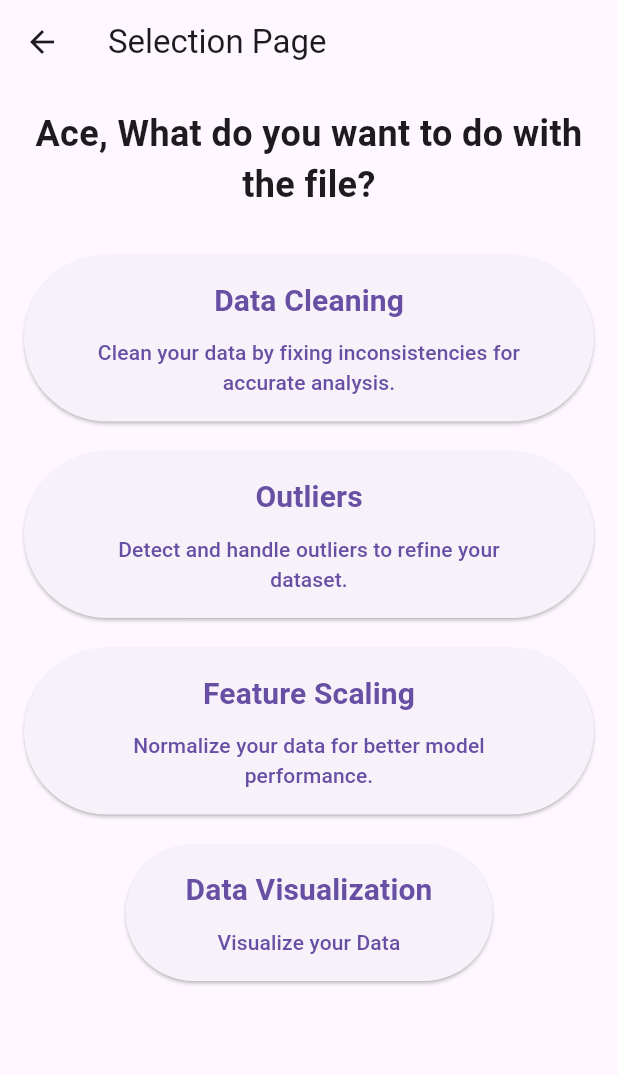
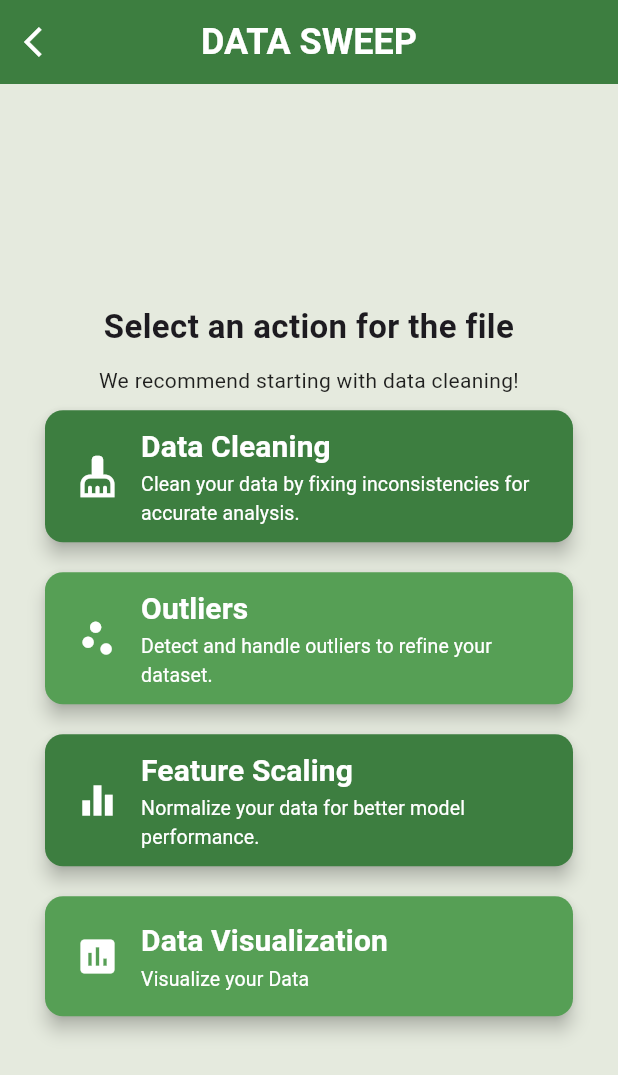
Before and after one commit to AcePenaflorida/Data-Sweep, a Flutter app: the SelectionPages screen opened directly with empty values, on a phone screen of 412 x 824 dp. Shown: the top 1075 px of the screen. Run offline on Flutter 3.47's test engine with Material 3 defaults, Android fonts, the phone set to English and light mode, and no system bars; our stand-ins replace csv, file_picker, permission_handler; network calls fail.

Commit message:
change delete column added selection page design

```diff
--- a/data_sweep/lib/issues_page.dart
+++ b/data_sweep/lib/issues_page.dart
@@ -491,7 +491,7 @@ class _IssuesPageState extends State<IssuesPage> {
                   },
                   child: Column(
                     children: [
-                      Icon(Icons.filter_list),
+                      Icon(Icons.scatter_plot),
                       Text(
                         "Outliers",
                         style: TextStyle(fontSize: 10.0),
--- a/data_sweep/lib/selection_page.dart
+++ b/data_sweep/lib/selection_page.dart
@@ -23,24 +23,62 @@ class SelectionPages extends StatelessWidget {
   Widget build(BuildContext context) {
     return Scaffold(
       appBar: AppBar(
-        title: Text("Selection Page"),
+        title: const Text(
+          "DATA SWEEP",
+          style: TextStyle(
+            fontFamily: 'Roboto',
+            fontWeight: FontWeight.bold,
+            fontSize: 24,
+            color: Colors.white,
           ),
-      body: Padding(
-        padding: const EdgeInsets.all(16.0),
+        ),
+        centerTitle: true,
+        backgroundColor: const Color.fromARGB(255, 61, 126, 64),
+        elevation: 0,
+        leading: IconButton(
+          icon: const Icon(Icons.arrow_back_ios, size: 24, color: Colors.white),
+          onPressed: () {
+            Navigator.pop(context);
+          },
+        ),
+      ),
+      body: Container(
+        color: const Color.fromARGB(255, 229, 234, 222),
+        child: Center(
+          // This centers the entire content
+          child: SingleChildScrollView(
+            padding: EdgeInsets.symmetric(horizontal: 30.0),
             child: Column(
-          crossAxisAlignment: CrossAxisAlignment.center,
+              mainAxisAlignment:
+                  MainAxisAlignment.center, // Center the content vertically
+              crossAxisAlignment:
+                  CrossAxisAlignment.center, // Center the content horizontally
               children: [
                 Text(
-              "Ace, What do you want to do with the file?",
+                  "Select an action for the file",
                   style: TextStyle(
                     fontWeight: FontWeight.bold,
-                fontSize: 24,
+                    fontSize: 22,
                   ),
                   textAlign: TextAlign.center,
                 ),
-            SizedBox(height: 30),
-            ElevatedButton(
-              onPressed: () {
+                SizedBox(height: 10),
+                Text(
+                  "We recommend starting with data cleaning!",
+                  textAlign: TextAlign.center,
+                  style: TextStyle(
+                    fontSize: 14,
+                    color: Colors.black87,
+                  ),
+                ),
+                SizedBox(height: 10),
+                _buildActionButton(
+                  context,
+                  "Data Cleaning",
+                  "Clean your data by fixing inconsistencies for accurate analysis.",
+                  Icons.cleaning_services,
+                  const Color.fromARGB(255, 61, 126, 64),
+                  () {
                     Navigator.push(
                       context,
                       MaterialPageRoute(
@@ -54,61 +92,35 @@ class SelectionPages extends StatelessWidget {
                       ),
                     );
                   },
-              child: Padding(
-                padding: const EdgeInsets.all(16.0),
-                child: Column(
-                  children: [
-                    Text(
-                      "Data Cleaning",
-                      style:
-                          TextStyle(fontSize: 20, fontWeight: FontWeight.bold),
-                    ),
-                    SizedBox(height: 10),
-                    Text(
-                      "Clean your data by fixing inconsistencies for accurate analysis.",
-                      textAlign: TextAlign.center,
-                    ),
-                  ],
-                ),
-              ),
                 ),
                 SizedBox(height: 20),
-            ElevatedButton(
-              onPressed: () {
+                _buildActionButton(
+                  context,
+                  "Outliers",
+                  "Detect and handle outliers to refine your dataset.",
+                  Icons.scatter_plot,
+                  const Color.fromARGB(255, 86, 159, 85),
+                  () {
                     Navigator.push(
                       context,
                       MaterialPageRoute(
                         builder: (context) => OutliersPage(
-                      // NOT SURE KUNG ANO NEED MO. **PERA :<** dejok HHHAHA
-                      //Gawa nalng u ng function sa outlierspage para madiregard ang hindi numerical
                           csvData: csvData,
                           columns: columns,
-                      classifications: classifications, //CATEGORIES PER COLUMN
+                          classifications: classifications,
                         ),
                       ),
                     );
                   },
-              child: Padding(
-                padding: const EdgeInsets.all(16.0),
-                child: Column(
-                  children: [
-                    Text(
-                      "Outliers",
-                      style:
-                          TextStyle(fontSize: 20, fontWeight: FontWeight.bold),
-                    ),
-                    SizedBox(height: 10),
-                    Text(
-                      "Detect and handle outliers to refine your dataset.",
-                      textAlign: TextAlign.center,
-                    ),
-                  ],
-                ),
-              ),
                 ),
                 SizedBox(height: 20),
-            ElevatedButton(
-              onPressed: () {
+                _buildActionButton(
+                  context,
+                  "Feature Scaling",
+                  "Normalize your data for better model performance.",
+                  Icons.equalizer_outlined,
+                  const Color.fromARGB(255, 61, 126, 64),
+                  () {
                     Navigator.push(
                       context,
                       MaterialPageRoute(
@@ -120,27 +132,15 @@ class SelectionPages extends StatelessWidget {
                       ),
                     );
                   },
-              child: Padding(
-                padding: const EdgeInsets.all(16.0),
-                child: Column(
-                  children: [
-                    Text(
-                      "Feature Scaling",
-                      style:
-                          TextStyle(fontSize: 20, fontWeight: FontWeight.bold),
-                    ),
-                    SizedBox(height: 10),
-                    Text(
-                      "Normalize your data for better model performance.",
-                      textAlign: TextAlign.center,
-                    ),
-                  ],
-                ),
-              ),
                 ),
                 SizedBox(height: 20),
-            ElevatedButton(
-              onPressed: () {
+                _buildActionButton(
+                  context,
+                  "Data Visualization",
+                  "Visualize your Data",
+                  Icons.insert_chart,
+                  const Color.fromARGB(255, 86, 159, 85),
+                  () {
                     Navigator.push(
                       context,
                       MaterialPageRoute(
@@ -152,26 +152,64 @@ class SelectionPages extends StatelessWidget {
                       ),
                     );
                   },
-              child: Padding(
-                padding: const EdgeInsets.all(16.0),
-                child: Column(
-                  children: [
-                    Text(
-                      "Data Visualization",
-                      style:
-                          TextStyle(fontSize: 20, fontWeight: FontWeight.bold),
-                    ),
-                    SizedBox(height: 10),
-                    Text(
-                      "Visualize your Data",
-                      textAlign: TextAlign.center,
                 ),
               ],
             ),
           ),
         ),
+      ),
+    );
+  }
+
+  Widget _buildActionButton(
+    BuildContext context,
+    String title,
+    String description,
+    IconData icon,
+    Color color,
+    VoidCallback onPressed,
+  ) {
+    return ElevatedButton(
+      style: ElevatedButton.styleFrom(
+        padding: const EdgeInsets.symmetric(vertical: 10.0, horizontal: 20.0),
+        shape: RoundedRectangleBorder(borderRadius: BorderRadius.circular(12)),
+        elevation: 5,
+        backgroundColor: color, // Use backgroundColor instead of primary
+        minimumSize: Size(double.infinity, 80),
+      ),
+      onPressed: onPressed,
+      child: Row(
+        mainAxisAlignment: MainAxisAlignment.start,
+        children: [
+          Icon(icon, size: 30, color: Colors.white),
+          SizedBox(width: 14),
+          Expanded(
+            child: Column(
+              crossAxisAlignment: CrossAxisAlignment.start,
+              children: [
+                Text(
+                  title,
+                  style: TextStyle(
+                    fontSize: 20,
+                    fontWeight: FontWeight.bold,
+                    color: Colors.white,
+                  ),
+                ),
+                SizedBox(height: 1),
+                Text(
+                  description,
+                  style: TextStyle(
+                    fontSize: 13, // Smaller font size for description
+                    fontWeight:
+                        FontWeight.w400, // Normal weight for description
+                    color: Colors.white,
+                  ),
+                  textAlign: TextAlign.start,
+                ),
               ],
             ),
+          ),
+        ],
       ),
     );
   }
```
Also changed, not shown: data_sweep/lib/delete_column_page.dart (+127 -130 lines), data_sweep/lib/settings.dart (added, +117 -0 lines). Lines whose indentation alone changed are shown as unchanged.
